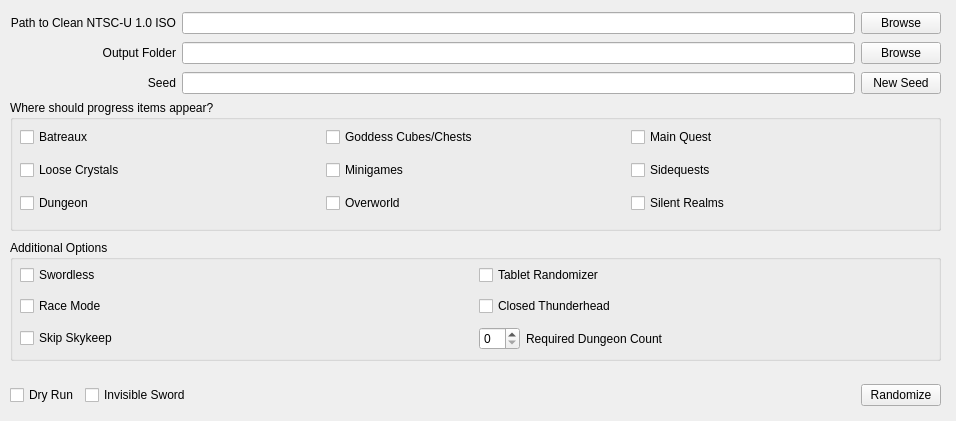
First picture: the form in randogui.ui, repository ssrando/ssrando, before the edit.
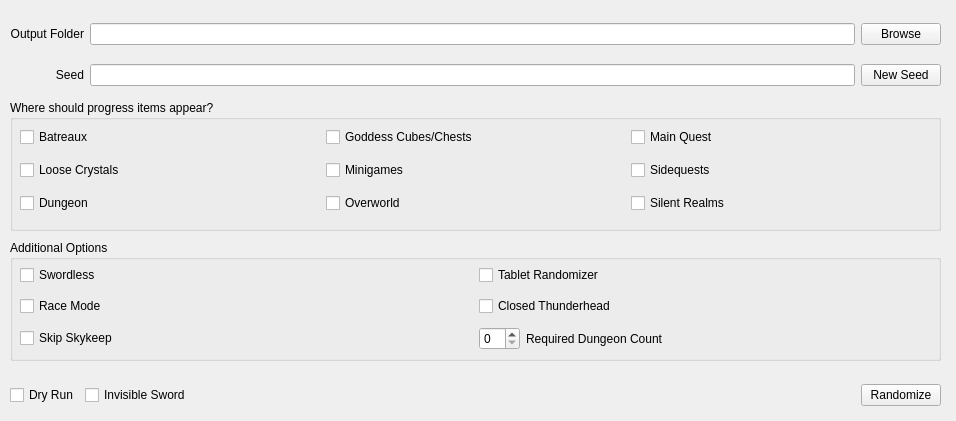
Second picture: the form after the edit.

Commit message: add wit progress to progress bars, change that ISO is asked as a dialog, update CHANGELOG

Patch:
```diff
--- a/randogui.ui
+++ b/randogui.ui
@@ -30,57 +30,24 @@
      </rect>
     </property>
     <layout class="QGridLayout" name="gridLayout">
-     <item row="0" column="0">
-      <widget class="QLabel" name="label">
-       <property name="text">
-        <string>Path to Clean NTSC-U 1.0 ISO</string>
-       </property>
-       <property name="alignment">
-        <set>Qt::AlignRight|Qt::AlignTrailing|Qt::AlignVCenter</set>
-       </property>
-      </widget>
-     </item>
-     <item row="1" column="0">
-      <widget class="QLabel" name="label_2">
-       <property name="text">
-        <string>Output Folder</string>
-       </property>
-       <property name="alignment">
-        <set>Qt::AlignRight|Qt::AlignTrailing|Qt::AlignVCenter</set>
-       </property>
-      </widget>
-     </item>
      <item row="1" column="7">
-      <widget class="QPushButton" name="ouput_folder_browse_button">
-       <property name="text">
-        <string>Browse</string>
-       </property>
-      </widget>
-     </item>
-     <item row="0" column="1">
-      <widget class="QLineEdit" name="clean_iso_path"/>
-     </item>
-     <item row="1" column="1">
-      <widget class="QLineEdit" name="output_folder"/>
-     </item>
-     <item row="0" column="7">
-      <widget class="QPushButton" name="clean_iso_browse_button">
-       <property name="text">
-        <string>Browse</string>
-       </property>
-      </widget>
-     </item>
-     <item row="2" column="7">
       <widget class="QPushButton" name="seed_button">
        <property name="text">
         <string>New Seed</string>
        </property>
       </widget>
      </item>
-     <item row="2" column="1">
-      <widget class="QLineEdit" name="seed"/>
+     <item row="0" column="0">
+      <widget class="QLabel" name="label_2">
+       <property name="text">
+        <string>Output Folder</string>
+       </property>
+       <property name="alignment">
+        <set>Qt::AlignRight|Qt::AlignTrailing|Qt::AlignVCenter</set>
+       </property>
+      </widget>
      </item>
-     <item row="2" column="0">
+     <item row="1" column="0">
       <widget class="QLabel" name="label_3">
        <property name="toolTip">
         <string/>
@@ -105,6 +72,19 @@
        </property>
       </widget>
      </item>
+     <item row="0" column="7">
+      <widget class="QPushButton" name="ouput_folder_browse_button">
+       <property name="text">
+        <string>Browse</string>
+       </property>
+      </widget>
+     </item>
+     <item row="1" column="1">
+      <widget class="QLineEdit" name="seed"/>
+     </item>
+     <item row="0" column="1">
+      <widget class="QLineEdit" name="output_folder"/>
+     </item>
     </layout>
    </widget>
    <widget class="QGroupBox" name="groupBox">
```
The commit also changes 6 other files.
